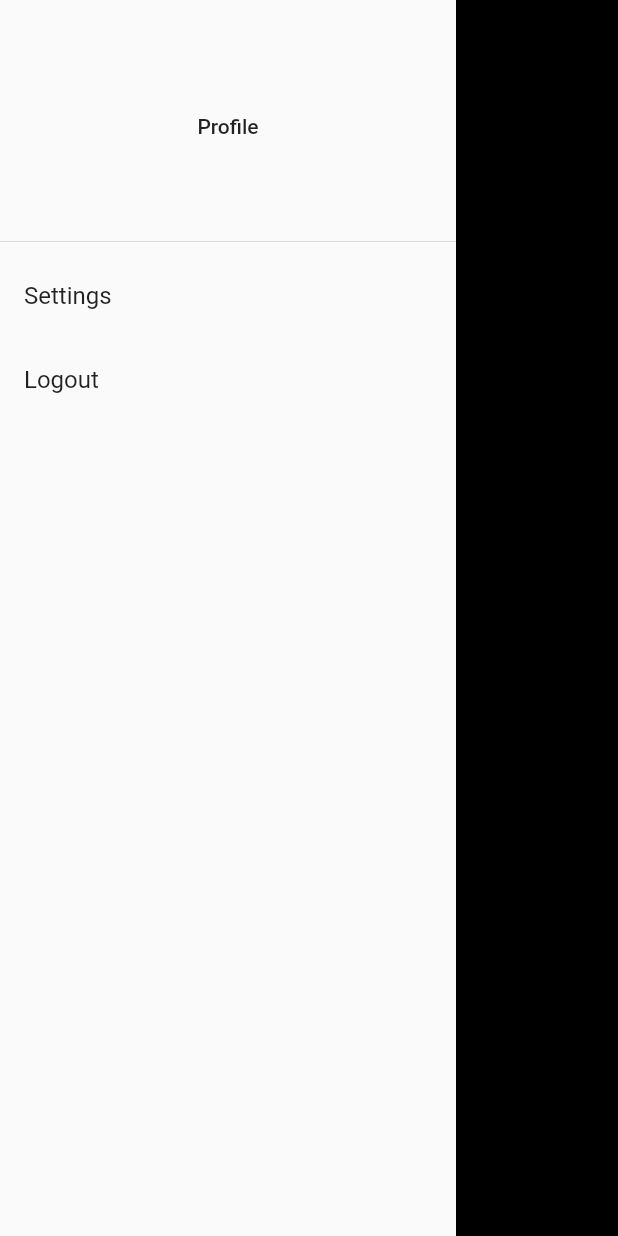
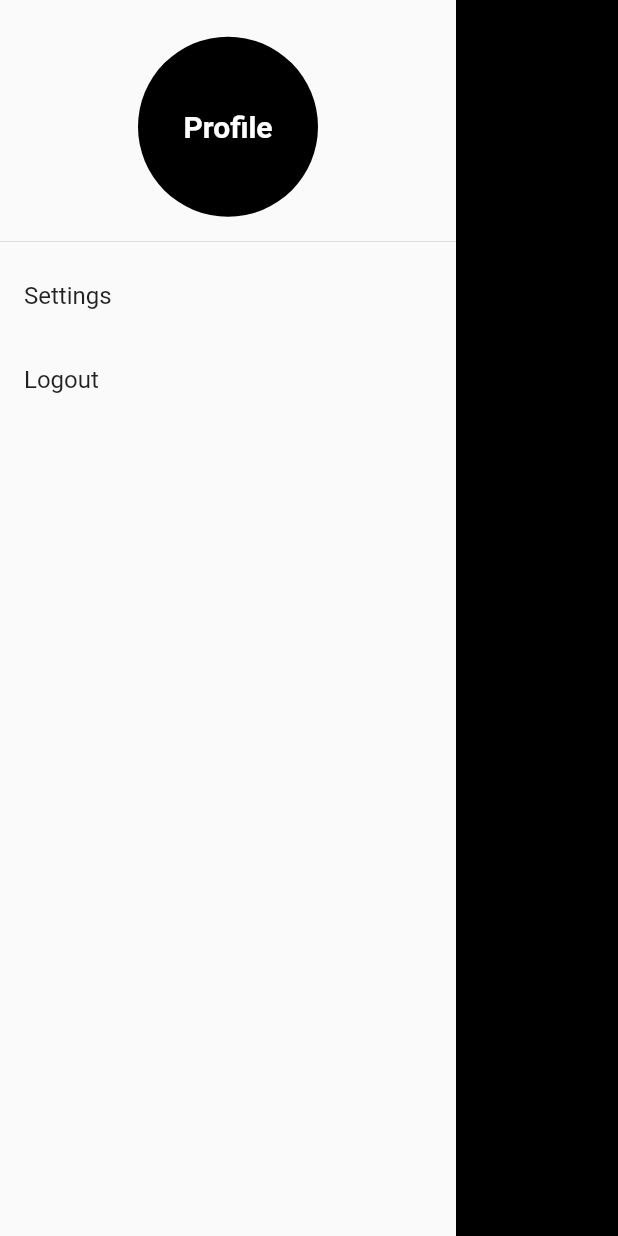
Before and after one commit to gabzeel/steamfriendmatch-loide, a Flutter app: the RightDrawer widget shown alone on an empty page, opened directly, on a phone screen of 412 x 824 dp. Run offline on Flutter 3.47's test engine with Material 2 defaults, Android fonts, the phone set to English and light mode, and no system bars; our stand-ins replace camera, mvc_pattern, shared_preferences; accounts and stored records are empty; network calls fail.

Commit message:
Added image camera to profile

```diff
--- a/lib/components/right_drawer.dart
+++ /dev/null
@@ -1,39 +0,0 @@
-import 'package:flutter/material.dart';
-
-class RightDrawer extends StatelessWidget {
-  final VoidCallback onLogout;
-
-  RightDrawer({Key key, this.onLogout});
-
-  @override
-  Widget build(BuildContext context) {
-    return Drawer(
-      child: ListView(
-        children: <Widget>[
-          DrawerHeader(
-            child: Center(
-              child: Container(
-                child: Text("Profile"),
-              ),
-            ),
-          ),
-          ListTile(
-            title: Text("Settings"),
-            onTap: () {
-              Navigator.pushNamed(
-                context,
-                '/settings',
-              );
-            },
-          ),
-          ListTile(
-            title: Text("Logout"),
-            onTap: () {
-              this.onLogout();
-            },
-          ),
-        ],
-      ),
-    );
-  }
-}
--- /dev/null
+++ b/lib/components/right_drawer/right_drawer.dart
@@ -0,0 +1,80 @@
+import 'package:camera/camera.dart';
+import 'package:flutter/material.dart';
+import 'package:mvc_pattern/mvc_pattern.dart';
+import 'package:streamfriendmatch/components/right_drawer/controller.dart';
+
+import '../camera_image_preview.dart';
+
+class RightDrawer extends StatefulWidget {
+  final VoidCallback onLogout;
+  RightDrawer({Key key, this.onLogout});
+  @override
+  _RightDrawerState createState() => new _RightDrawerState();
+}
+
+class _RightDrawerState extends StateMVC<RightDrawer> {
+  final RightDrawerController _con = RightDrawerController.con;
+
+  @override
+  void initState() {
+    super.initState();
+  }
+
+  pushCameraImagePreview(BuildContext context, CameraController cameraController) {
+      Navigator.push(
+      context,
+      MaterialPageRoute(
+        builder: (context) => CameraImagePreview(
+          imageController: cameraController,
+        ),
+      ),
+    );
+  }
+
+  @override
+  Widget build(BuildContext context) {
+    return Drawer(
+      child: ListView(
+        children: <Widget>[
+          DrawerHeader(
+            child: Center(
+              child: Container(
+                  child: GestureDetector(
+                onTap: () async {
+                  await _con.initializeCamera();
+                  pushCameraImagePreview(context, _con.camera);
+                },
+                child: CircleAvatar(
+                  backgroundColor: Colors.black,
+                  foregroundColor: Colors.white,
+                  // backgroundImage: NetworkImage(imagem),
+                  radius: 60.0,
+                  child: Text(
+                    "Profile",
+                    style:
+                        TextStyle(fontWeight: FontWeight.bold, fontSize: 20.0),
+                  ),
+                ),
+              )),
+            ),
+          ),
+          ListTile(
+            title: Text("Settings"),
+            onTap: () {
+              Navigator.pushNamed(
+                context,
+                '/settings',
+              );
+            },
+          ),
+          ListTile(
+            title: Text("Logout"),
+            onTap: () {
+              widget.onLogout();
+            },
+          ),
+        ],
+      ),
+    );
+  }
+}
--- a/lib/views/home/controller.dart
+++ b/lib/views/home/controller.dart
@@ -14,8 +14,9 @@ class HomeController extends ControllerMVC {
   static HomeController get con => _this;
 
   void loggout(Function() onCompleted) async {
-    var prefs = await SharedPreferences.getInstance();
-    await prefs.clear();
+    SharedPreferences preferences = await SharedPreferences.getInstance();
+    await preferences.clear();
+
     onCompleted();
   }
 }
--- a/lib/views/home/home.dart
+++ b/lib/views/home/home.dart
@@ -1,7 +1,7 @@
 import 'package:flutter/material.dart';
 import 'package:streamfriendmatch/components/dashboard.dart';
 import 'package:streamfriendmatch/components/discover.dart';
-import 'package:streamfriendmatch/components/right_drawer.dart';
+import 'package:streamfriendmatch/components/right_drawer/right_drawer.dart';
 import 'package:streamfriendmatch/components/friend_match.dart';
 import 'package:mvc_pattern/mvc_pattern.dart';
 import 'package:streamfriendmatch/views/chat/chat.dart';
--- a/pubspec.yaml
+++ b/pubspec.yaml
@@ -26,6 +26,9 @@ dependencies:
   mvc_pattern: ^7.0.0
   shared_preferences: ^0.5.4
   http: ^0.12.0+4
+  camera:
+  path_provider:
+  path:
   # The following adds the Cupertino Icons font to your application.
   # Use with the CupertinoIcons class for iOS style icons.
   cupertino_icons: ^1.0.0
```
Also changed, not shown: lib/components/camera_image_display.dart (added, +12 -0 lines), lib/components/camera_image_preview.dart (added, +22 -0 lines), lib/components/right_drawer/controller.dart (added, +32 -0 lines), lib/views/login/controller.dart (+4 -4 lines), pubspec.lock, 1 other file.
